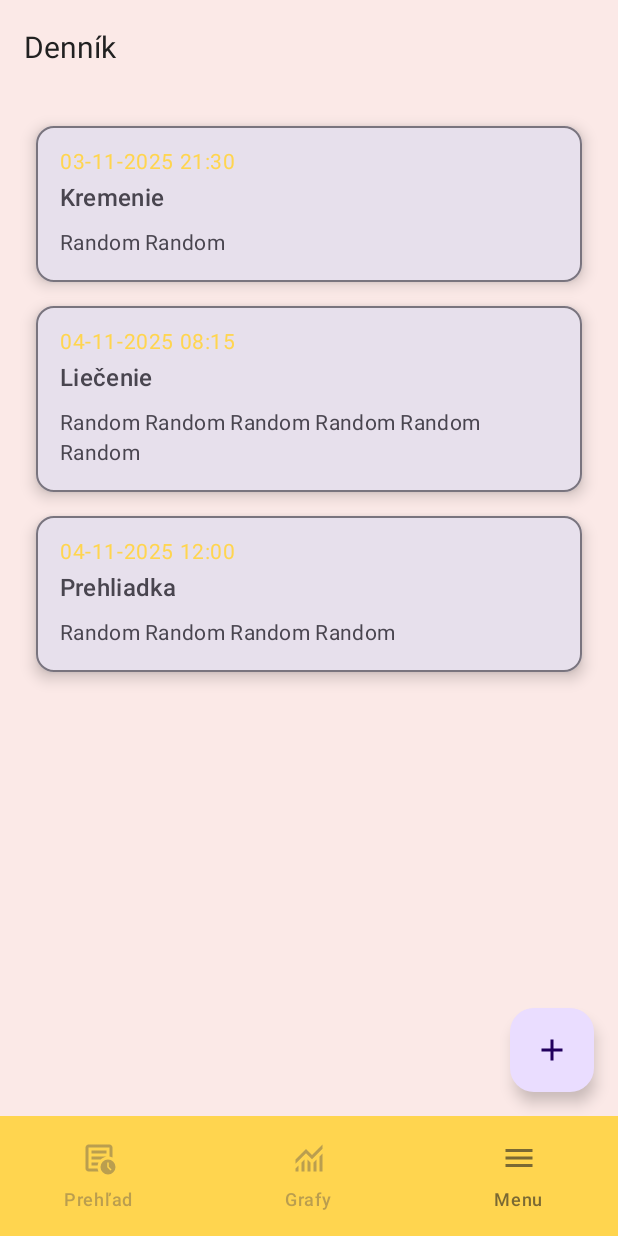
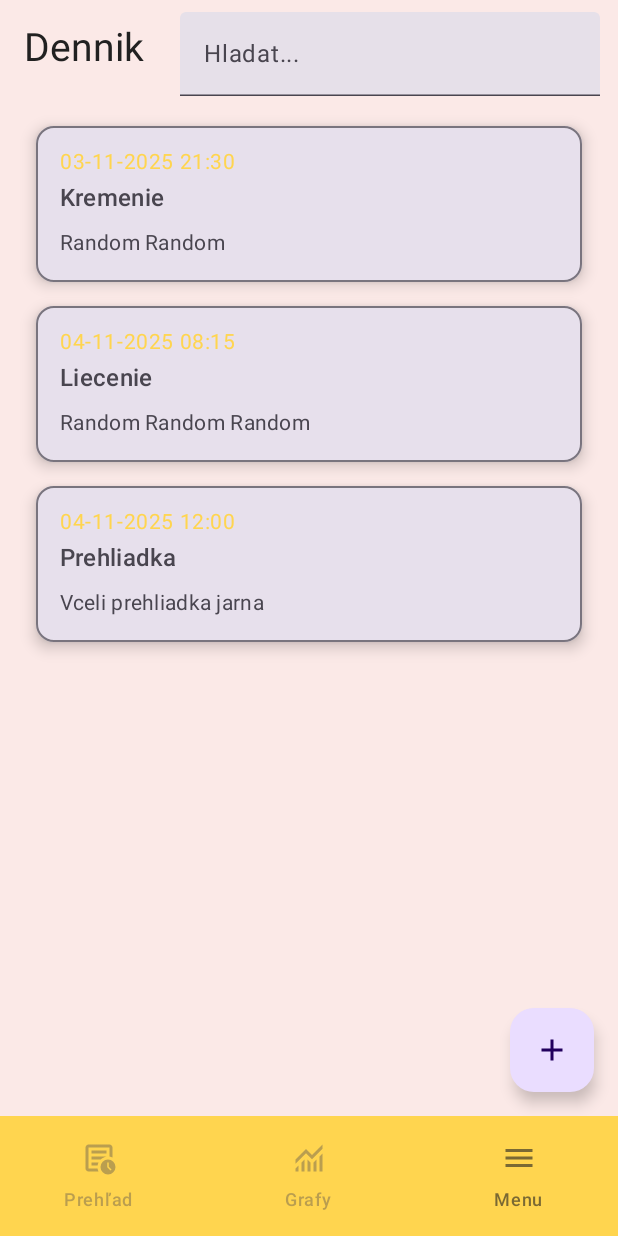
Before and after one commit to Miclah/BeeSense, an Android app built with Jetpack Compose: the DiaryScreen screen opened through its navigation route, on a phone screen of 412 x 824 dp. Run offline under Robolectric (Android 15) with nearby library versions, the phone set to English and light mode, and no system bars.

Commit message:
Search bar changes
- Changed search bars from outlined text field component to search bar component for better functionality.

```diff
--- a/app/src/main/java/com/beesense/data/db/AppDatabese.kt
+++ b/app/src/main/java/com/beesense/data/db/AppDatabese.kt
@@ -4,6 +4,8 @@ import android.content.Context
 import androidx.room.Database
 import androidx.room.Room
 import androidx.room.RoomDatabase
+import com.beesense.data.db.dao.SettingsDao
+import com.beesense.data.db.entities.SettingsEntity
 
 @Database(entities = [SettingsEntity::class], version = 1)
 abstract class AppDatabase : RoomDatabase() {
--- a/app/src/main/java/com/beesense/ui/components/DiaryEntryDialog.kt
+++ b/app/src/main/java/com/beesense/ui/components/DiaryEntryDialog.kt
@@ -113,15 +113,19 @@ fun DiaryEntryDialog(
             Row(
                 modifier = Modifier
                     .fillMaxWidth()
-                    .padding(vertical = 8.dp),
-                horizontalArrangement = Arrangement.Center
+                    .padding(horizontal = 8.dp, vertical = 8.dp),
+                horizontalArrangement = Arrangement.SpaceEvenly
             ) {
                 if (initialEntry != null) {
                     Button(onClick = { onDelete?.invoke(initialEntry) }) {
                         Text("Vymazať")
                     }
-                    Spacer(modifier = Modifier.width(8.dp))
+                } else {
+                    Button(onClick = onDismiss) {
+                        Text("Zrušiť")
+                    }
                 }
+
                 Button(onClick = {
                     if (hasChanged) {
                         val entry = initialEntry?.copy(
--- a/app/src/main/java/com/beesense/ui/screens/OverViewScreen.kt
+++ b/app/src/main/java/com/beesense/ui/screens/OverViewScreen.kt
@@ -22,35 +22,31 @@ import com.beesense.viewmodel.HiveViewModel
 fun OverviewScreen(viewModel: HiveViewModel = viewModel()) {
     val hiveDataState = viewModel.hiveData.collectAsState()
     var searchQuery by remember { mutableStateOf("") }
+    var isSearchActive by remember { mutableStateOf(false) }
     var favoriteHives by rememberSaveable { mutableStateOf(setOf<Int>()) }
 
     Scaffold(
         topBar = {
             TopAppBar(
                 title = {
-                    Row(
-                        modifier = Modifier.fillMaxWidth(),
-                        verticalAlignment = Alignment.CenterVertically
-                    ) {
-                        Text(
-                            text = "Prehľad úľov",
-                            fontSize = 20.sp,
-                            modifier = Modifier.weight(1f)
-                        )
-                        Spacer(modifier = Modifier.width(8.dp))
-                        OutlinedTextField(
-                            value = searchQuery,
-                            onValueChange = { searchQuery = it },
-                            label = { Text("ID úľa", fontSize = 14.sp) },
-                            singleLine = true,
-                            textStyle = androidx.compose.ui.text.TextStyle(fontSize = 16.sp),
-                            keyboardOptions = KeyboardOptions.Default.copy(keyboardType = KeyboardType.Number),
-                            modifier = Modifier
-                                .width(180.dp)
-                                .height(40.dp)
-                                .align(Alignment.CenterVertically)
-                        )
-                    }
+                    Text("Prehlad", fontSize = 26.sp)
+                },
+                actions = {
+                    SearchBar(
+                        inputField = {
+                            TextField(
+                                value = searchQuery,
+                                onValueChange = { searchQuery = it },
+                                placeholder = { Text("Hladat ID ula...") },
+                                singleLine = true,
+                                keyboardOptions = KeyboardOptions.Default.copy(keyboardType = KeyboardType.Number),
+                                textStyle = androidx.compose.ui.text.TextStyle(fontSize = 16.sp)
+                            )
+                        },
+                        expanded = isSearchActive,
+                        onExpandedChange = { isSearchActive = it },
+                        modifier = Modifier.padding(end = 8.dp),
+                    ) {}
                 }
             )
         }
@@ -61,7 +57,9 @@ fun OverviewScreen(viewModel: HiveViewModel = viewModel()) {
 
         LazyVerticalGrid(
             columns = GridCells.Adaptive(minSize = 180.dp),
-            modifier = Modifier.padding(padding)
+            modifier = Modifier
+                .padding(padding)
+                .padding(horizontal = 8.dp, vertical = 12.dp)
         ) {
             items(filteredHives) { hiveData ->
                 HiveCard(
--- a/app/src/main/java/com/beesense/ui/screens/subscreens/DiaryScreen.kt
+++ b/app/src/main/java/com/beesense/ui/screens/subscreens/DiaryScreen.kt
@@ -9,8 +9,11 @@ import androidx.compose.material.icons.Icons
 import androidx.compose.material.icons.filled.Add
 import androidx.compose.material3.ExperimentalMaterial3Api
 import androidx.compose.material3.FloatingActionButton
+import androidx.compose.material3.Icon
 import androidx.compose.material3.Scaffold
+import androidx.compose.material3.SearchBar
 import androidx.compose.material3.Text
+import androidx.compose.material3.TextField
 import androidx.compose.material3.TopAppBar
 import androidx.compose.runtime.Composable
 import androidx.compose.runtime.getValue
@@ -27,21 +30,50 @@ import com.beesense.ui.components.DiaryEntryDialog
 @OptIn(ExperimentalMaterial3Api::class)
 @Composable
 fun DiaryScreen() {
-    var diaryEntries by remember { mutableStateOf(
-        listOf(
-            DiaryEntry(1, "Kremenie", "03-11-2025 21:30", "Random Random"),
-            DiaryEntry(2, "Liečenie", "04-11-2025 08:15", "Random Random Random Random Random Random"),
-            DiaryEntry(3, "Prehliadka", "04-11-2025 12:00", "Random Random Random Random")
+    var diaryEntries by remember {
+        mutableStateOf(
+            listOf(
+                DiaryEntry(1, "Kremenie", "03-11-2025 21:30", "Random Random"),
+                DiaryEntry(2, "Liecenie", "04-11-2025 08:15", "Random Random Random"),
+                DiaryEntry(3, "Prehliadka", "04-11-2025 12:00", "Vceli prehliadka jarna")
+            )
         )
-    ) }
+    }
 
+    var searchQuery by remember { mutableStateOf("") }
+    var isSearchActive by remember { mutableStateOf(false) }
     var showDialog by remember { mutableStateOf(false) }
     var editingEntry by remember { mutableStateOf<DiaryEntry?>(null) }
+
+    val filteredEntries = diaryEntries.filter { entry ->
+        val query = searchQuery.lowercase()
+        entry.type.lowercase().contains(query)
+                || entry.timestamp.lowercase().contains(query)
+                || entry.note.lowercase().contains(query)
+    }
 
     Scaffold(
         topBar = {
             TopAppBar(
-                title = { Text("Denník", fontSize = 20.sp) }
+                title = {
+                    Text("Dennik", fontSize = 26.sp)
+                },
+                actions = {
+                    SearchBar(
+                        inputField = {
+                            TextField(
+                                value = searchQuery,
+                                onValueChange = { searchQuery = it },
+                                placeholder = { Text("Hladat...") },
+                                singleLine = true
+                            )
+                        },
+                        expanded = isSearchActive,
+                        onExpandedChange = { isSearchActive = it },
+                        modifier = Modifier.padding(end = 8.dp),
+                    ) {
+                    }
+                }
             )
         },
         floatingActionButton = {
@@ -51,9 +83,9 @@ fun DiaryScreen() {
                     showDialog = true
                 }
             ) {
-                androidx.compose.material3.Icon(
+                Icon(
                     imageVector = Icons.Default.Add,
-                    contentDescription = "Pridať záznam"
+                    contentDescription = "Pridat zaznam"
                 )
             }
         }
@@ -65,7 +97,7 @@ fun DiaryScreen() {
                 .fillMaxSize()
                 .padding(16.dp)
         ) {
-            items(diaryEntries) { entry ->
+            items(filteredEntries) { entry ->
                 DiaryEntryCard(
                     entry = entry,
                     onClick = { selectedEntry ->
@@ -94,7 +126,6 @@ fun DiaryScreen() {
                 }
                 showDialog = false
             }
-
         )
     }
 }
```
